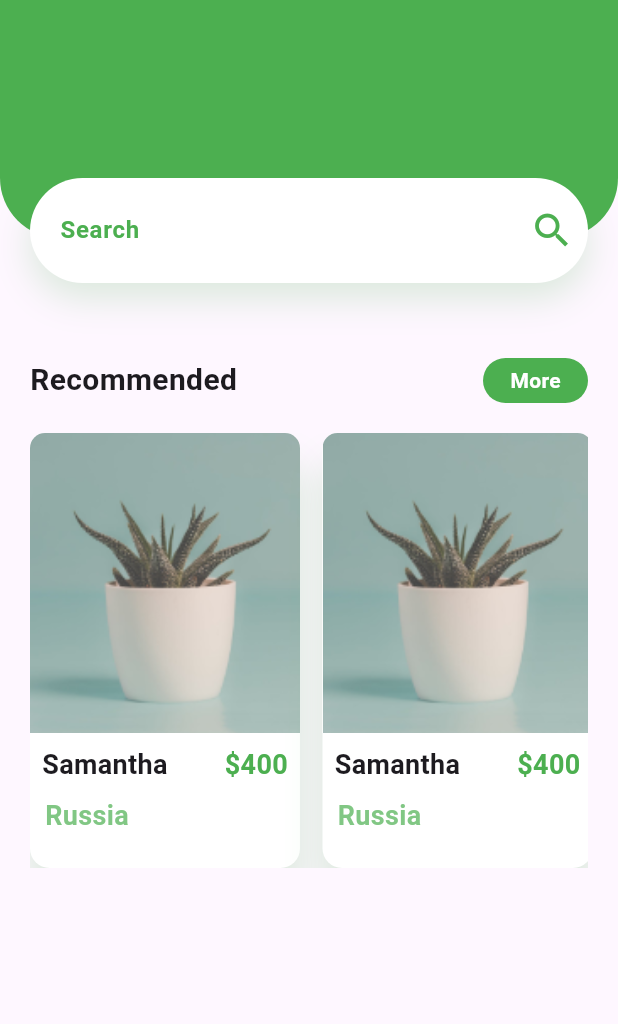
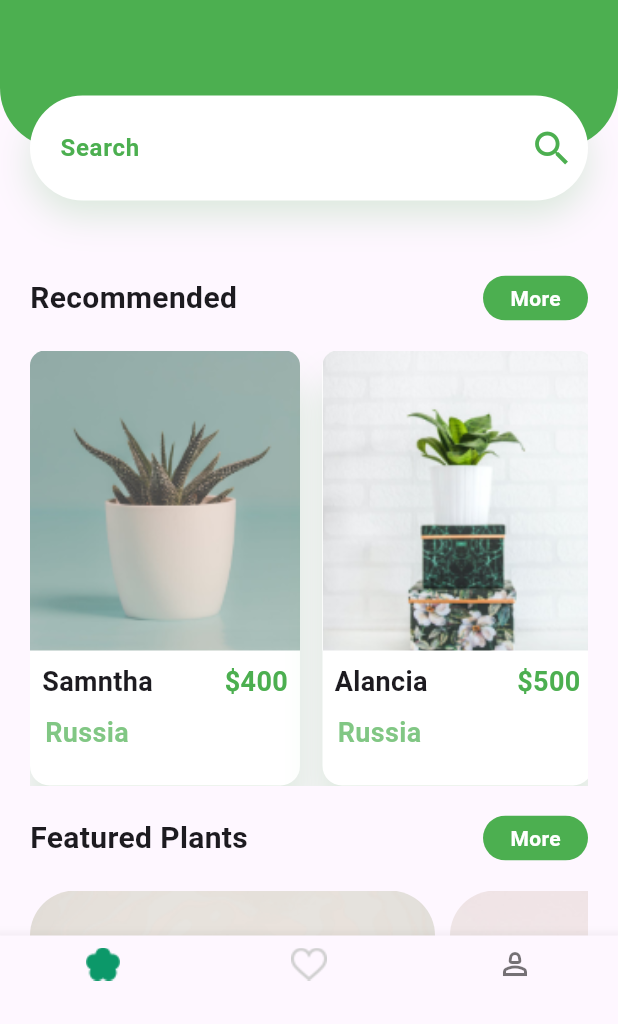
Before and after one commit to raeeskhan371/plant-ui-ux, a Flutter app: the screen it shows after launch, on a phone screen of 412 x 824 dp, the part 212-1236 px from its top. Run offline on Flutter 3.47's test engine with Material 3 defaults, Android fonts, the phone set to English and light mode, and no system bars.

Commit message:
Home Page Compeleted

```diff
--- a/lib/Widgets/tile1.dart
+++ b/lib/Widgets/tile1.dart
@@ -2,7 +2,18 @@ import 'package:flutter/material.dart';
 import 'package:plant_application/pages/colors.dart';
 
 class Tile1 extends StatelessWidget {
-  const Tile1({super.key});
+   Tile1({super.key,required this.ImagePath,
+     required this.Price,
+     required this.Name,
+     required this.Country,
+
+
+   });
+
+   String ImagePath;
+   String Price;
+   String Name;
+   String Country;
 
   @override
   Widget build(BuildContext context) {
@@ -18,7 +29,7 @@ class Tile1 extends StatelessWidget {
         borderRadius: BorderRadius.circular(13),
         color: Colors.white,
       ),
-      height: 290,
+      height: 300,
       width: 180,
 
       child: Column(
@@ -29,7 +40,7 @@ class Tile1 extends StatelessWidget {
             width: 180,
             decoration: BoxDecoration(
               image: DecorationImage(
-                image: AssetImage("assets/images/image_1.png"),
+                image: AssetImage(ImagePath),
                 fit: BoxFit.cover,
               ),
               color: Colors.white,
@@ -41,7 +52,7 @@ class Tile1 extends StatelessWidget {
             child: Row(
               children: [
                 Text(
-                  "Samantha",
+                  Name,
                   style: TextStyle(
                     fontWeight: FontWeight.bold,
                     fontSize: 18,
@@ -49,7 +60,7 @@ class Tile1 extends StatelessWidget {
                 ),
                 Spacer(),
                 Text(
-                  "\$400",
+                  Price,
                   style: TextStyle(
                       fontWeight: FontWeight.bold,
                       fontSize: 18,
@@ -62,7 +73,7 @@ class Tile1 extends StatelessWidget {
           Padding(
             padding: const EdgeInsets.only(left: 10),
             child: Text(
-              "Russia",
+              Country,
               style: TextStyle(
                   fontWeight: FontWeight.bold,
                   fontSize: 18,
--- a/lib/pages/home.dart
+++ b/lib/pages/home.dart
@@ -7,8 +7,24 @@ class Home extends StatelessWidget {
   Widget build(BuildContext context) {
     return SafeArea(
       child: Scaffold(
-        resizeToAvoidBottomInset: false,
-        body: Column(
+        bottomNavigationBar: BottomNavigationBar(
+          items: [
+            BottomNavigationBarItem(
+              icon: Image.asset("assets/icons/flower.png"),
+              label: "",
+            ),
+            BottomNavigationBarItem(
+              icon: Image.asset("assets/icons/heart-icon.png"),
+              label: "",
+            ),
+            BottomNavigationBarItem(
+              icon: Icon(Icons.person_2_outlined),
+              label: "",
+            ),
+          ],
+        ),
+        body: SingleChildScrollView(
+          child: Column(
             children: [
               Stack(
                 children: [
@@ -19,7 +35,7 @@ class Home extends StatelessWidget {
                     ),
                     child: Container(
                       width: double.maxFinite,
-                    height: 300,
+                      height: 240,
                       color: Maincolor,
                     ),
                   ),
@@ -29,7 +45,11 @@ class Home extends StatelessWidget {
                   ),
                   SizedBox(height: 70),
                   Padding(
-                  padding: const EdgeInsets.only(top: 60, left: 20, right: 20),
+                    padding: const EdgeInsets.only(
+                      top: 60,
+                      left: 20,
+                      right: 20,
+                    ),
                     child: Row(
                       children: [
                         Text(
@@ -46,7 +66,11 @@ class Home extends StatelessWidget {
                     ),
                   ),
                   Padding(
-                  padding: const EdgeInsets.only(top: 260, left: 20, right: 20),
+                    padding: const EdgeInsets.only(
+                      top: 205,
+                      left: 20,
+                      right: 20,
+                    ),
                     child: Container(
                       width: double.maxFinite,
                       height: 70,
@@ -101,7 +125,10 @@ class Home extends StatelessWidget {
                       children: [
                         Text(
                           "Recommended",
-                        style: TextStyle(fontWeight: FontWeight.bold,fontSize: 20),
+                          style: TextStyle(
+                            fontWeight: FontWeight.bold,
+                            fontSize: 20,
+                          ),
                         ),
                         Spacer(),
                         ClipRRect(
@@ -125,29 +152,110 @@ class Home extends StatelessWidget {
                     ),
                     SizedBox(height: 20),
                     Container(
-                    height: 290 ,
+                      height: 290,
                       width: double.maxFinite,
                       child: ListView(
                         scrollDirection: Axis.horizontal,
                         children: [
-                        Tile1(),
-                        SizedBox(width: 15,),
-                        Tile1(),
-                        SizedBox(width: 15,),
-                        Tile1(),
-                        SizedBox(width: 15,),
-                        Tile1(),
-                        SizedBox(width: 15,),
+                          Tile1(
+                            ImagePath: "assets/images/image_1.png",
+                            Price: "\$400",
+                            Name: "Samntha",
+                            Country: "Russia",
+                          ),
+                          SizedBox(width: 15),
+                          Tile1(
+                            ImagePath: "assets/images/image_2.png",
+                            Price: "\$500",
+                            Name: "Alancia",
+                            Country: "Russia",
+                          ),
+                          SizedBox(width: 15),
+                          Tile1(
+                            ImagePath: "assets/images/image_3.png",
+                            Price: "\$600",
+                            Name: "Brownie",
+                            Country: "Pakistan",
+                          ),
+                          SizedBox(width: 15),
                         ],
                       ),
-                  )
+                    ),
+                    SizedBox(height: 20),
+                    Row(
+                      children: [
+                        Text(
+                          "Featured Plants",
+                          style: TextStyle(
+                            fontWeight: FontWeight.bold,
+                            fontSize: 20,
+                          ),
+                        ),
+                        Spacer(),
+                        ClipRRect(
+                          borderRadius: BorderRadius.circular(35),
+                          child: Container(
+                            width: 70,
+                            height: 30,
+                            color: Maincolor,
+                            child: Center(
+                              child: Text(
+                                "More",
+                                style: TextStyle(
+                                  color: Colors.white,
+                                  fontWeight: FontWeight.bold,
+                                ),
+                              ),
+                            ),
+                          ),
+                        ),
+                      ],
+                    ),
+                    SizedBox(height: 20),
+                    Container(
+                      width: double.maxFinite,
+                      height: 200,
 
+                      child: ListView(
+                        scrollDirection: Axis.horizontal,
+                        children: [
+                          Container(
+                            width: 270,
+                            height: 20,
+                            decoration: BoxDecoration(
+                              borderRadius: BorderRadius.circular(30),
+                              image: DecorationImage(
+                                image: AssetImage(
+                                  "assets/images/bottom_img_1.png",
+                                ),
+                                fit: BoxFit.cover,
+                              ),
+                            ),
+                          ),
+                          SizedBox(width: 10),
+                          Container(
+                            width: 270,
+                            height: 20,
+                            decoration: BoxDecoration(
+                              borderRadius: BorderRadius.circular(30),
+                              image: DecorationImage(
+                                image: AssetImage(
+                                  "assets/images/bottom_img_2.png",
+                                ),
+                                fit: BoxFit.cover,
+                              ),
+                            ),
+                          ),
                         ],
                       ),
                     ),
                   ],
                 ),
               ),
+            ],
+          ),
+        ),
+      ),
     );
   }
 }
```
Lines whose indentation alone changed are shown as unchanged.
